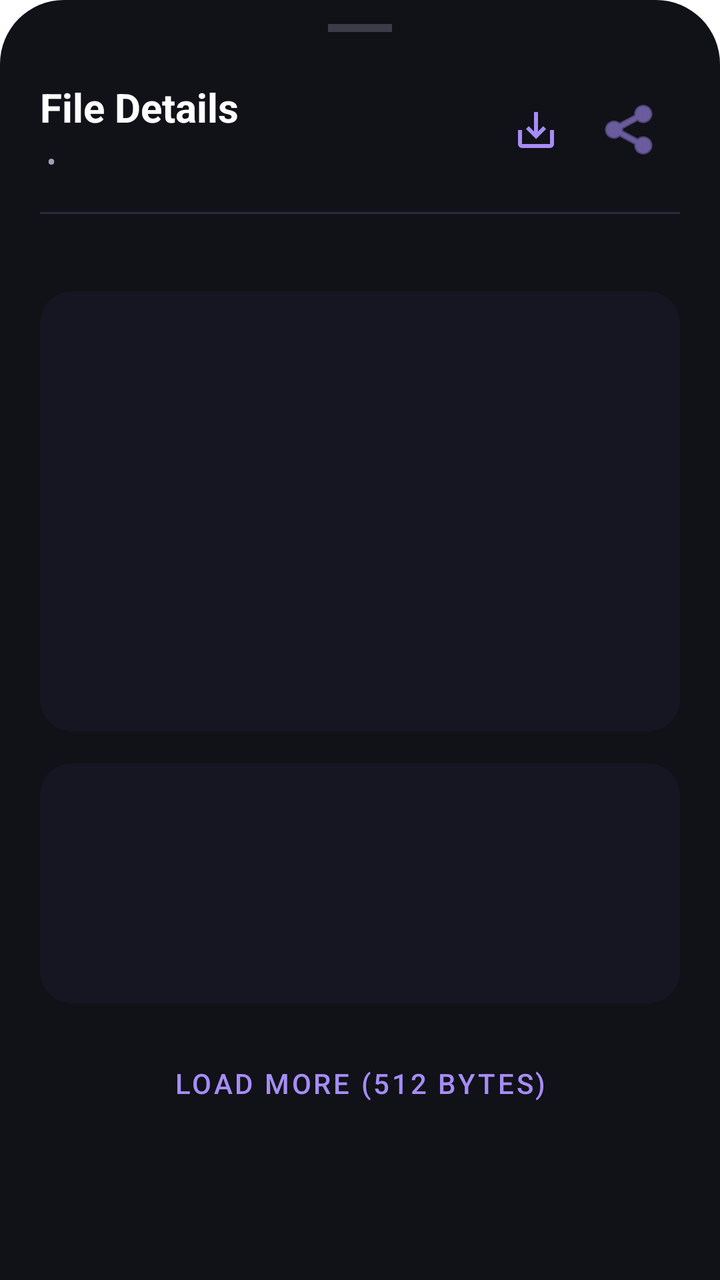
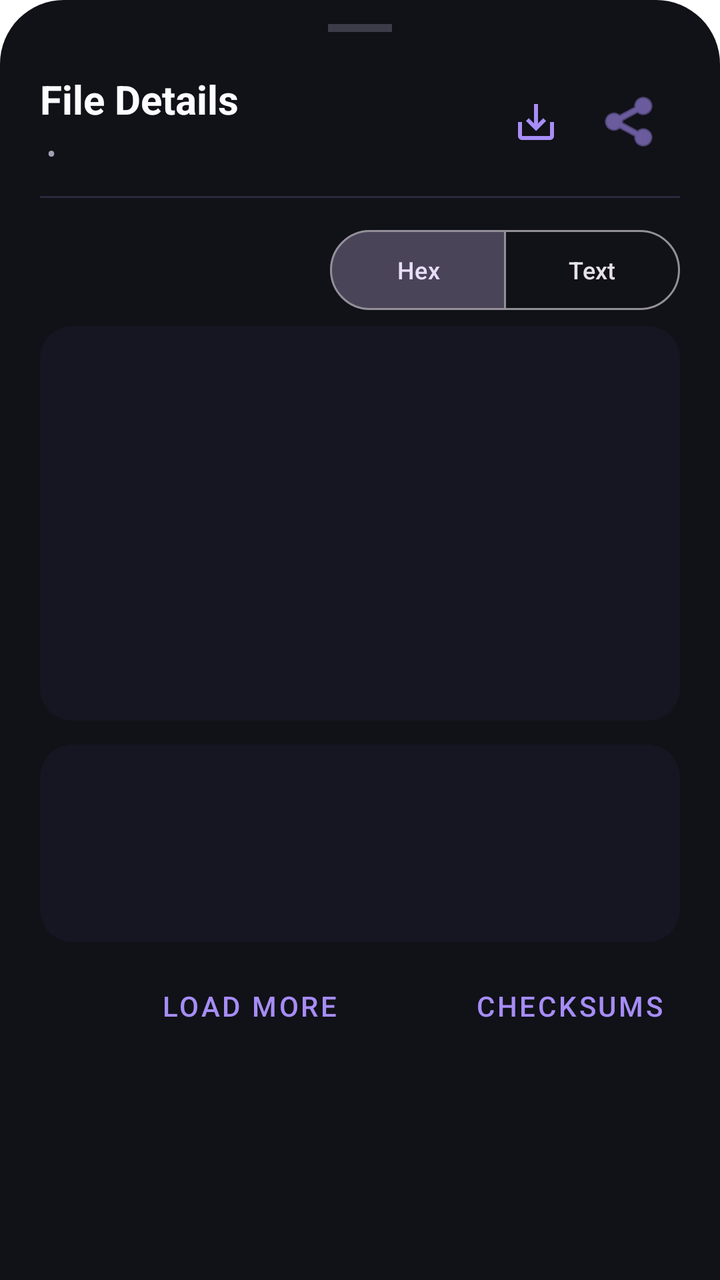

The first picture is an Android layout as it rendered before a commit; the second is the same layout after the commit. The layout source and the unified diff follow.
<!-- AndroidManifest.xml: application theme Theme.OpenBridge.Transparent -->
<!-- res/layout/bottom_sheet_inspect.xml -->
<?xml version="1.0" encoding="utf-8"?>
<LinearLayout xmlns:android="http://schemas.android.com/apk/res/android"
    xmlns:app="http://schemas.android.com/apk/res-auto"
    android:layout_width="match_parent"
    android:layout_height="wrap_content"
    android:background="@drawable/bg_bottom_sheet"
    android:orientation="vertical"
    android:paddingHorizontal="20dp"
    android:paddingTop="12dp"
    android:paddingBottom="24dp">

    
    <View
        android:layout_width="32dp"
        android:layout_height="4dp"
        android:layout_gravity="center_horizontal"
        android:layout_marginBottom="24dp"
        android:alpha="0.3"
        android:background="@color/on_surface_variant" />

    
    <LinearLayout
        android:layout_width="match_parent"
        android:layout_height="wrap_content"
        android:orientation="horizontal"
        android:gravity="center_vertical"
        android:layout_marginBottom="16dp">

        <LinearLayout
            android:layout_width="0dp"
            android:layout_height="wrap_content"
            android:layout_weight="1"
            android:orientation="vertical">

            <TextView
                android:id="@+id/inspectFileName"
                android:layout_width="match_parent"
                android:layout_height="wrap_content"
                android:ellipsize="middle"
                android:maxLines="1"
                android:text="File Details"
                android:textColor="@color/on_surface"
                android:textSize="20sp"
                android:textStyle="bold" />

            <LinearLayout
                android:layout_width="match_parent"
                android:layout_height="wrap_content"
                android:orientation="horizontal"
                android:layout_marginTop="4dp">

                <TextView
                    android:id="@+id/inspectMimeText"
                    android:layout_width="wrap_content"
                    android:layout_height="wrap_content"
                    android:textColor="@color/primary"
                    android:textSize="13sp"
                    android:textStyle="bold" />

                <TextView
                    android:layout_width="wrap_content"
                    android:layout_height="wrap_content"
                    android:text=" • "
                    android:textColor="@color/on_surface_variant" />

                <TextView
                    android:id="@+id/inspectSizeText"
                    android:layout_width="wrap_content"
                    android:layout_height="wrap_content"
                    android:textColor="@color/on_surface_variant"
                    android:textSize="13sp" />
            </LinearLayout>
        </LinearLayout>

        <ImageButton
            android:id="@+id/btnSave"
            android:layout_width="48dp"
            android:layout_height="48dp"
            android:background="?attr/selectableItemBackgroundBorderless"
            android:contentDescription="Save a copy"
            android:enabled="false"
            android:padding="12dp"
            android:src="@drawable/ic_save"
            app:tint="@color/primary" />

        <ImageButton
            android:id="@+id/btnShare"
            android:layout_width="48dp"
            android:layout_height="48dp"
            android:background="?attr/selectableItemBackgroundBorderless"
            android:contentDescription="Share file"
            android:padding="12dp"
            android:src="@android:drawable/ic_menu_share"
            app:tint="@color/primary" />
    </LinearLayout>

    <View
        android:layout_width="match_parent"
        android:layout_height="1dp"
        android:background="@color/outline_variant"
        android:layout_marginBottom="16dp" />

    
    <TextView
        android:id="@+id/headerDetectionLabel"
        android:layout_width="match_parent"
        android:layout_height="wrap_content"
        android:layout_marginBottom="4dp"
        android:textColor="@color/tertiary"
        android:textSize="12sp"
        android:textStyle="bold"
        android:visibility="gone" />

    <TextView
        android:id="@+id/nameHintText"
        android:layout_width="match_parent"
        android:layout_height="wrap_content"
        android:layout_marginBottom="4dp"
        android:textColor="@color/secondary"
        android:textSize="12sp"
        android:visibility="gone" />

    <TextView
        android:id="@+id/hexByteCount"
        android:layout_width="wrap_content"
        android:layout_height="wrap_content"
        android:layout_marginBottom="8dp"
        android:textColor="@color/secondary"
        android:textSize="11sp"
        android:textStyle="bold"
        android:letterSpacing="0.1" />

    
    <androidx.cardview.widget.CardView
        android:layout_width="match_parent"
        android:layout_height="220dp"
        android:layout_marginBottom="16dp"
        app:cardBackgroundColor="@color/surface_container"
        app:cardCornerRadius="16dp"
        app:cardElevation="0dp">

        <ScrollView
            android:id="@+id/hexScrollView"
            android:layout_width="match_parent"
            android:layout_height="match_parent"
            android:fadeScrollbars="false">

            <TextView
                android:id="@+id/hexDumpText"
                android:layout_width="match_parent"
                android:layout_height="wrap_content"
                android:padding="16dp"
                android:typeface="monospace"
                android:textColor="@color/on_surface"
                android:textSize="10sp"
                android:lineSpacingExtra="4dp" />
        </ScrollView>
    </androidx.cardview.widget.CardView>

    
    <androidx.cardview.widget.CardView
        android:layout_width="match_parent"
        android:layout_height="120dp"
        android:layout_marginBottom="16dp"
        app:cardBackgroundColor="@color/surface_container"
        app:cardCornerRadius="16dp"
        app:cardElevation="0dp">

        <ScrollView
            android:id="@+id/asciiScrollView"
            android:layout_width="match_parent"
            android:layout_height="match_parent"
            android:fadeScrollbars="false">

            <TextView
                android:id="@+id/asciiDumpText"
                android:layout_width="match_parent"
                android:layout_height="wrap_content"
                android:padding="16dp"
                android:typeface="monospace"
                android:textColor="@color/on_surface_variant"
                android:textSize="10sp"
                android:lineSpacingExtra="2dp" />
        </ScrollView>
    </androidx.cardview.widget.CardView>

    <include
        android:id="@+id/taskProgress"
        layout="@layout/view_task_progress" />

    <Button
        android:id="@+id/btnLoadMore"
        style="@style/Widget.MaterialComponents.Button.TextButton"
        android:layout_width="match_parent"
        android:layout_height="wrap_content"
        android:text="Load more (512 bytes)"
        android:textColor="@color/primary" />

</LinearLayout>
<!-- res/layout/view_task_progress.xml (included above) -->
<?xml version="1.0" encoding="utf-8"?>
<LinearLayout xmlns:android="http://schemas.android.com/apk/res/android"
    xmlns:app="http://schemas.android.com/apk/res-auto"
    android:layout_width="match_parent"
    android:layout_height="wrap_content"
    android:orientation="vertical"
    android:paddingVertical="8dp"
    android:visibility="gone">

    <TextView
        android:id="@+id/taskLabel"
        android:layout_width="match_parent"
        android:layout_height="wrap_content"
        android:textColor="@color/on_surface_variant"
        android:textSize="12sp" />

    <com.google.android.material.progressindicator.LinearProgressIndicator
        android:id="@+id/taskIndicator"
        android:layout_width="match_parent"
        android:layout_height="wrap_content"
        android:layout_marginTop="4dp"
        android:max="100"
        app:indicatorColor="@color/primary"
        app:trackColor="@color/outline_variant"
        app:trackCornerRadius="2dp" />
</LinearLayout>
<!-- resources referenced by this layout -->
<resources>
  <color name="on_surface">#FDFDFF</color>
  <color name="on_surface_variant">#A0A0B8</color>
  <color name="outline_variant">#2A2A3E</color>
  <color name="primary">#A68DF6</color>
  <color name="secondary">#E08EFE</color>
  <color name="surface_container">#161622</color>
  <color name="tertiary">#FF5FD0</color>
  <!-- drawable bg_bottom_sheet (drawable) -->
  <?xml version="1.0" encoding="utf-8"?>
  <shape xmlns:android="http://schemas.android.com/apk/res/android">
      <solid android:color="@color/surface_container_low" />
      <corners
          android:topLeftRadius="32dp"
          android:topRightRadius="32dp" />
  </shape>
  <!-- drawable ic_save (drawable) -->
  <?xml version="1.0" encoding="utf-8"?>
  <vector xmlns:android="http://schemas.android.com/apk/res/android"
      android:width="24dp"
      android:height="24dp"
      android:viewportWidth="24"
      android:viewportHeight="24">
      
      <path
          android:fillColor="#FFFFFFFF"
          android:pathData="M19,12v7L5,19v-7L3,12v7c0,1.1 0.9,2 2,2h14c1.1,0 2,-0.9 2,-2v-7h-2zM13,12.67l2.59,-2.58L17,11.5l-5,5 -5,-5 1.41,-1.41L11,12.67L11,3h2z" />
  </vector>
  <style name="Theme.OpenBridge.Transparent" parent="Theme.Material3.Dark.NoActionBar">
          <item name="android:windowBackground">@android:color/transparent</item>
          <item name="android:windowIsTranslucent">true</item>
          <item name="android:windowContentOverlay">@null</item>
          <item name="android:windowNoTitle">true</item>
          <item name="android:windowIsFloating">true</item>
          <item name="android:backgroundDimEnabled">true</item>
          <item name="android:windowAnimationStyle">@null</item>
      </style>
  <color name="surface_container_low">#111118</color>
</resources>

<!-- the commit's change to res/layout/bottom_sheet_inspect.xml (unified diff, before → after) -->
@@ -7,14 +7,14 @@
     android:orientation="vertical"
     android:paddingHorizontal="20dp"
     android:paddingTop="12dp"
-    android:paddingBottom="24dp">
+    android:paddingBottom="16dp">
 
     
     <View
         android:layout_width="32dp"
         android:layout_height="4dp"
         android:layout_gravity="center_horizontal"
-        android:layout_marginBottom="24dp"
+        android:layout_marginBottom="20dp"
         android:alpha="0.3"
         android:background="@color/on_surface_variant" />
 
@@ -24,7 +24,7 @@
         android:layout_height="wrap_content"
         android:orientation="horizontal"
         android:gravity="center_vertical"
-        android:layout_marginBottom="16dp">
+        android:layout_marginBottom="12dp">
 
         <LinearLayout
             android:layout_width="0dp"
@@ -98,7 +98,7 @@
         android:layout_width="match_parent"
         android:layout_height="1dp"
         android:background="@color/outline_variant"
-        android:layout_marginBottom="16dp" />
+        android:layout_marginBottom="12dp" />
 
     
     <TextView
@@ -120,81 +120,198 @@
         android:textSize="12sp"
         android:visibility="gone" />
 
-    <TextView
-        android:id="@+id/hexByteCount"
-        android:layout_width="wrap_content"
-        android:layout_height="wrap_content"
-        android:layout_marginBottom="8dp"
-        android:textColor="@color/secondary"
-        android:textSize="11sp"
-        android:textStyle="bold"
-        android:letterSpacing="0.1" />
-
     
-    <androidx.cardview.widget.CardView
-        android:layout_width="match_parent"
-        android:layout_height="220dp"
-        android:layout_marginBottom="16dp"
-        app:cardBackgroundColor="@color/surface_container"
-        app:cardCornerRadius="16dp"
-        app:cardElevation="0dp">
-
-        <ScrollView
-            android:id="@+id/hexScrollView"
+    <LinearLayout
+        android:layout_width="match_parent"
+        android:layout_height="wrap_content"
+        android:gravity="center_vertical"
+        android:orientation="horizontal">
+
+        <TextView
+            android:id="@+id/hexByteCount"
+            android:layout_width="0dp"
+            android:layout_height="wrap_content"
+            android:layout_weight="1"
+            android:letterSpacing="0.1"
+            android:textColor="@color/secondary"
+            android:textSize="11sp"
+            android:textStyle="bold" />
+
+        <com.google.android.material.button.MaterialButtonToggleGroup
+            android:id="@+id/modeToggle"
+            android:layout_width="wrap_content"
+            android:layout_height="wrap_content"
+            app:checkedButton="@+id/btnModeHex"
+            app:selectionRequired="true"
+            app:singleSelection="true">
+
+            <com.google.android.material.button.MaterialButton
+                android:id="@+id/btnModeHex"
+                style="?attr/materialButtonOutlinedStyle"
+                android:layout_width="wrap_content"
+                android:layout_height="wrap_content"
+                android:text="Hex"
+                android:textSize="12sp" />
+
+            <com.google.android.material.button.MaterialButton
+                android:id="@+id/btnModeText"
+                style="?attr/materialButtonOutlinedStyle"
+                android:layout_width="wrap_content"
+                android:layout_height="wrap_content"
+                android:text="Text"
+                android:textSize="12sp" />
+        </com.google.android.material.button.MaterialButtonToggleGroup>
+    </LinearLayout>
+
+    <FrameLayout
+        android:layout_width="match_parent"
+        android:layout_height="308dp"
+        android:layout_marginTop="4dp"
+        android:layout_marginBottom="8dp">
+
+        
+        <LinearLayout
+            android:id="@+id/hexContainer"
             android:layout_width="match_parent"
             android:layout_height="match_parent"
-            android:fadeScrollbars="false">
-
-            <TextView
-                android:id="@+id/hexDumpText"
-                android:layout_width="match_parent"
-                android:layout_height="wrap_content"
-                android:padding="16dp"
-                android:typeface="monospace"
-                android:textColor="@color/on_surface"
-                android:textSize="10sp"
-                android:lineSpacingExtra="4dp" />
-        </ScrollView>
-    </androidx.cardview.widget.CardView>
-
-    
-    <androidx.cardview.widget.CardView
-        android:layout_width="match_parent"
-        android:layout_height="120dp"
-        android:layout_marginBottom="16dp"
-        app:cardBackgroundColor="@color/surface_container"
-        app:cardCornerRadius="16dp"
-        app:cardElevation="0dp">
-
-        <ScrollView
-            android:id="@+id/asciiScrollView"
+            android:orientation="vertical">
+
+            <androidx.cardview.widget.CardView
+                android:layout_width="match_parent"
+                android:layout_height="0dp"
+                android:layout_weight="2"
+                android:layout_marginBottom="12dp"
+                app:cardBackgroundColor="@color/surface_container"
+                app:cardCornerRadius="16dp"
+                app:cardElevation="0dp">
+
+                <ScrollView
+                    android:id="@+id/hexScrollView"
+                    android:layout_width="match_parent"
+                    android:layout_height="match_parent"
+                    android:fadeScrollbars="false">
+
+                    <TextView
+                        android:id="@+id/hexDumpText"
+                        android:layout_width="match_parent"
+                        android:layout_height="wrap_content"
+                        android:padding="16dp"
+                        android:typeface="monospace"
+                        android:textColor="@color/on_surface"
+                        android:textSize="10sp"
+                        android:lineSpacingExtra="4dp" />
+                </ScrollView>
+            </androidx.cardview.widget.CardView>
+
+            <androidx.cardview.widget.CardView
+                android:layout_width="match_parent"
+                android:layout_height="0dp"
+                android:layout_weight="1"
+                app:cardBackgroundColor="@color/surface_container"
+                app:cardCornerRadius="16dp"
+                app:cardElevation="0dp">
+
+                <ScrollView
+                    android:id="@+id/asciiScrollView"
+                    android:layout_width="match_parent"
+                    android:layout_height="match_parent"
+                    android:fadeScrollbars="false">
+
+                    <TextView
+                        android:id="@+id/asciiDumpText"
+                        android:layout_width="match_parent"
+                        android:layout_height="wrap_content"
+                        android:padding="16dp"
+                        android:typeface="monospace"
+                        android:textColor="@color/on_surface_variant"
+                        android:textSize="10sp"
+                        android:lineSpacingExtra="2dp" />
+                </ScrollView>
+            </androidx.cardview.widget.CardView>
+        </LinearLayout>
+
+        
+        <LinearLayout
+            android:id="@+id/textContainer"
             android:layout_width="match_parent"
             android:layout_height="match_parent"
-            android:fadeScrollbars="false">
+            android:orientation="vertical"
+            android:visibility="gone">
 
             <TextView
-                android:id="@+id/asciiDumpText"
-                android:layout_width="match_parent"
-                android:layout_height="wrap_content"
-                android:padding="16dp"
-                android:typeface="monospace"
-                android:textColor="@color/on_surface_variant"
-                android:textSize="10sp"
-                android:lineSpacingExtra="2dp" />
-        </ScrollView>
-    </androidx.cardview.widget.CardView>
+                android:id="@+id/encodingSelector"
+                android:layout_width="wrap_content"
+                android:layout_height="wrap_content"
+                android:background="?attr/selectableItemBackground"
+                android:paddingVertical="6dp"
+                android:text="Encoding: Auto ▾"
+                android:textColor="@color/primary"
+                android:textSize="12sp"
+                android:textStyle="bold" />
+
+            <androidx.cardview.widget.CardView
+                android:layout_width="match_parent"
+                android:layout_height="0dp"
+                android:layout_weight="1"
+                android:layout_marginTop="4dp"
+                app:cardBackgroundColor="@color/surface_container"
+                app:cardCornerRadius="16dp"
+                app:cardElevation="0dp">
+
+                <ScrollView
+                    android:id="@+id/textScrollView"
+                    android:layout_width="match_parent"
+                    android:layout_height="match_parent"
+                    android:fadeScrollbars="false">
+
+                    <TextView
+                        android:id="@+id/textPreview"
+                        android:layout_width="match_parent"
+                        android:layout_height="wrap_content"
+                        android:padding="16dp"
+                        android:textColor="@color/on_surface"
+                        android:textIsSelectable="true"
+                        android:textSize="13sp" />
+                </ScrollView>
+            </androidx.cardview.widget.CardView>
+        </LinearLayout>
+    </FrameLayout>
 
     <include
         android:id="@+id/taskProgress"
         layout="@layout/view_task_progress" />
 
-    <Button
-        android:id="@+id/btnLoadMore"
-        style="@style/Widget.MaterialComponents.Button.TextButton"
-        android:layout_width="match_parent"
-        android:layout_height="wrap_content"
-        android:text="Load more (512 bytes)"
-        android:textColor="@color/primary" />
+    <LinearLayout
+        android:layout_width="match_parent"
+        android:layout_height="wrap_content"
+        android:orientation="horizontal">
+
+        <Button
+            android:id="@+id/btnLoadMore"
+            style="@style/Widget.MaterialComponents.Button.TextButton"
+            android:layout_width="0dp"
+            android:layout_height="wrap_content"
+            android:layout_weight="1"
+            android:text="Load more"
+            android:textColor="@color/primary" />
+
+        <Button
+            android:id="@+id/btnChecksums"
+            style="@style/Widget.MaterialComponents.Button.TextButton"
+            android:layout_width="wrap_content"
+            android:layout_height="wrap_content"
+            android:text="Checksums"
+            android:textColor="@color/primary" />
+
+        <Button
+            android:id="@+id/btnApkInfo"
+            style="@style/Widget.MaterialComponents.Button.TextButton"
+            android:layout_width="wrap_content"
+            android:layout_height="wrap_content"
+            android:text="APK info"
+            android:textColor="@color/primary"
+            android:visibility="gone" />
+    </LinearLayout>
 
 </LinearLayout>
 <!-- res/layout/view_task_progress.xml (included above) -->
